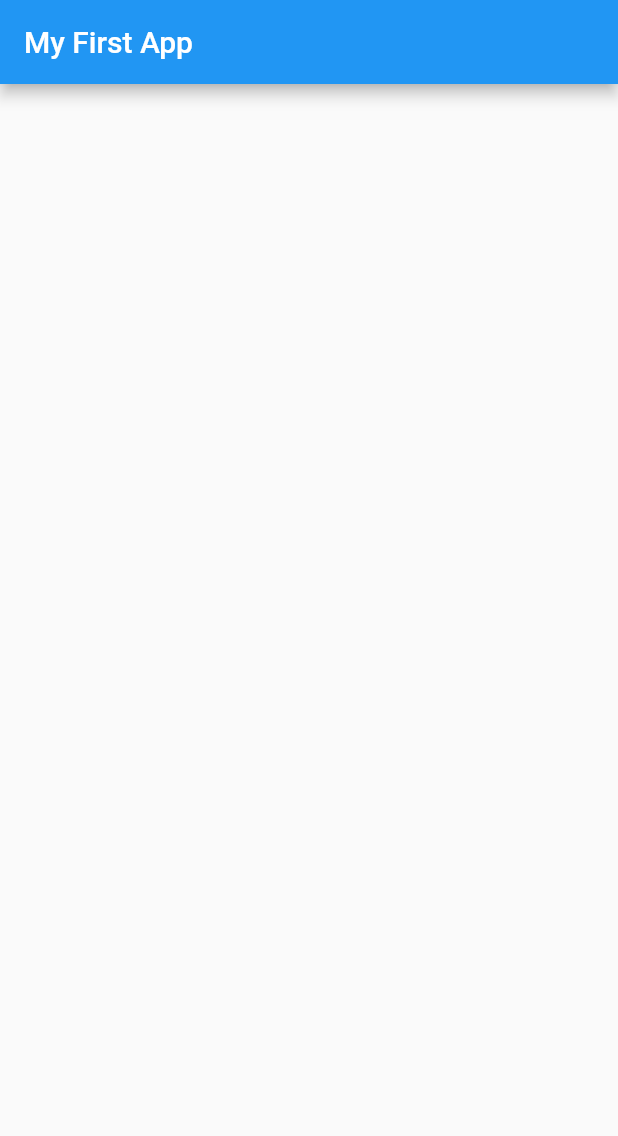
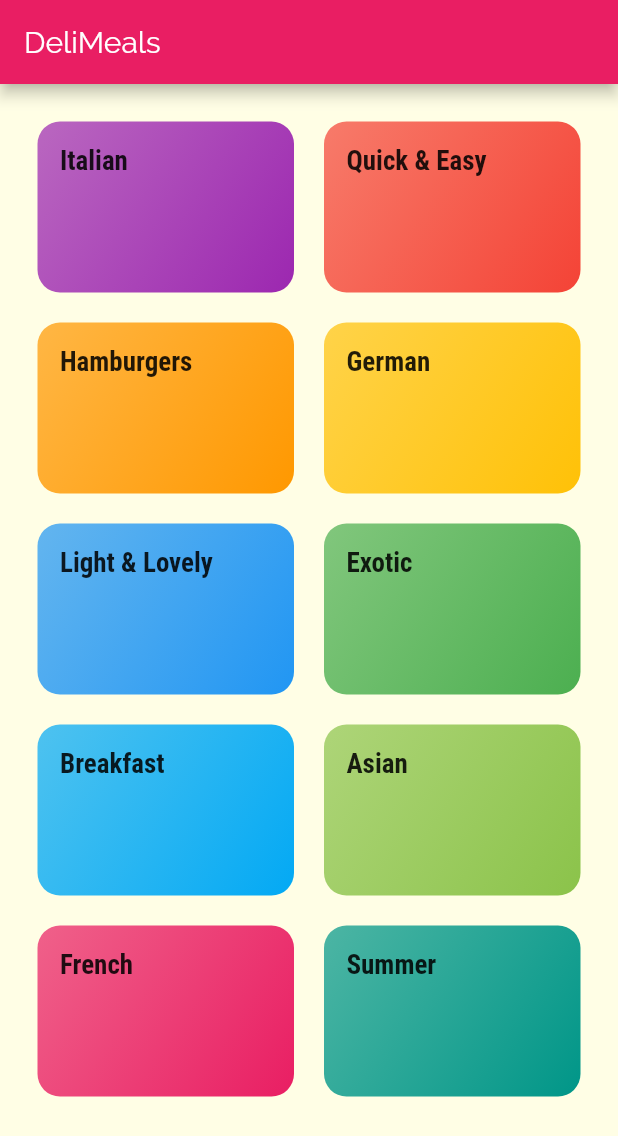
Before and after one commit to innocentTialo/flutter_complete_guide, a Flutter app: the screen it shows after launch, on a phone screen of 412 x 824 dp. Shown: the top 1136 px of the screen. Run offline on Flutter 3.47's test engine with Material 2 defaults, Android fonts, the phone set to English and light mode, and no system bars.

Commit message:
wow routing in flutter app is amazing!

```diff
--- /dev/null
+++ b/lib/categories_screen.dart
@@ -0,0 +1,27 @@
+import 'package:flutter/material.dart';
+import 'package:flutter_complete_guide/category_item.dart';
+import 'package:flutter_complete_guide/dummy_data.dart';
+
+class CategoriesScreen extends StatelessWidget {
+  @override
+  Widget build(BuildContext context) {
+    return Scaffold(
+      appBar: AppBar(
+        title: const Text('DeliMeals'),
+      ),
+      body: GridView(
+        padding: EdgeInsets.all(25),
+        children: DUMMY_CATEGORIES
+            .map(
+              (category) => CategoryItem(category: category),
+            )
+            .toList(),
+        gridDelegate: const SliverGridDelegateWithMaxCrossAxisExtent(
+            maxCrossAxisExtent: 200,
+            childAspectRatio: 3/2,
+            crossAxisSpacing: 20,
+            mainAxisSpacing: 20),
+      ),
+    );
+  }
+}
--- /dev/null
+++ b/lib/category_item.dart
@@ -0,0 +1,49 @@
+import 'package:flutter/material.dart';
+
+import './models/category.dart';
+
+class CategoryItem extends StatelessWidget {
+  final Category category;
+
+  const CategoryItem({Key key, this.category}) : super(key: key);
+
+  onSelectCategory(BuildContext context) {
+   /*  Navigator.of(context).push(
+      MaterialPageRoute(
+        builder: (_) {
+          return CategoryMealsScreen(
+            category: category,
+          );
+        },
+      ),
+    ); */
+    Navigator.of(context).pushNamed('/category-meals', arguments: {'category': category});
+  }
+
+  @override
+  Widget build(BuildContext context) {
+    return InkWell(
+      onTap: () => onSelectCategory(context),
+      borderRadius: BorderRadius.circular(15),
+      splashColor: Theme.of(context).primaryColor,
+      child: Container(
+        padding: const EdgeInsets.all(15),
+        child: Text(
+          category.title,
+          style: Theme.of(context).textTheme.title,
+        ),
+        decoration: BoxDecoration(
+          gradient: LinearGradient(
+            colors: [
+              category.color.withOpacity(0.7),
+              category.color,
+            ],
+            begin: Alignment.topLeft,
+            end: Alignment.bottomRight,
+          ),
+          borderRadius: BorderRadius.circular(15),
+        ),
+      ),
+    );
+  }
+}
--- /dev/null
+++ b/lib/category_meals_screen.dart
@@ -0,0 +1,22 @@
+import 'package:flutter/material.dart';
+import 'package:flutter_complete_guide/models/category.dart';
+
+class CategoryMealsScreen extends StatelessWidget {
+  // final Category category;
+
+  // const CategoryMealsScreen({@required this.category});
+  @override
+  Widget build(BuildContext context) {
+    final routeArgs =
+        ModalRoute.of(context).settings.arguments as Map<String, Category>;
+    final category = routeArgs['category'];
+    return Scaffold(
+      appBar: AppBar(
+        title: Text(category.title),
+      ),
+      body: Center(
+        child: Text('Category meals screen!'),
+      ),
+    );
+  }
+}
--- /dev/null
+++ b/lib/dummy_data.dart
@@ -0,0 +1,56 @@
+import 'package:flutter/material.dart';
+
+import './models/category.dart';
+
+const DUMMY_CATEGORIES = const [
+  Category(
+    id: 'c1',
+    title: 'Italian',
+    color: Colors.purple,
+  ),
+  Category(
+    id: 'c2',
+    title: 'Quick & Easy',
+    color: Colors.red,
+  ),
+  Category(
+    id: 'c3',
+    title: 'Hamburgers',
+    color: Colors.orange,
+  ),
+  Category(
+    id: 'c4',
+    title: 'German',
+    color: Colors.amber,
+  ),
+  Category(
+    id: 'c5',
+    title: 'Light & Lovely',
+    color: Colors.blue,
+  ),
+  Category(
+    id: 'c6',
+    title: 'Exotic',
+    color: Colors.green,
+  ),
+  Category(
+    id: 'c7',
+    title: 'Breakfast',
+    color: Colors.lightBlue,
+  ),
+  Category(
+    id: 'c8',
+    title: 'Asian',
+    color: Colors.lightGreen,
+  ),
+  Category(
+    id: 'c9',
+    title: 'French',
+    color: Colors.pink,
+  ),
+  Category(
+    id: 'c10',
+    title: 'Summer',
+    color: Colors.teal,
+  ),
+];
--- a/lib/main.dart
+++ b/lib/main.dart
@@ -1,25 +1,38 @@
 import 'package:flutter/material.dart';
+
+import './categories_screen.dart';
+import './category_meals_screen.dart';
 
 void main() => runApp(MyApp());
 
-class MyApp extends StatefulWidget {
-  @override
-  State<StatefulWidget> createState() {
-    return _MyAppState();
-  }
-}
-
-class _MyAppState extends State<MyApp> {
-
+class MyApp extends StatelessWidget {
   @override
   Widget build(BuildContext context) {
     return MaterialApp(
-      home: Scaffold(
-        appBar: AppBar(
-          title: Text('My First App'),
-        ),
-        body: Container()
+      title: 'DeliMeals',
+      theme: ThemeData(
+        primarySwatch: Colors.pink,
+        accentColor: Colors.amber,
+        canvasColor: Color.fromRGBO(255, 254, 229, 1),
+        fontFamily: 'Raleway',
+        textTheme: ThemeData.light().textTheme.copyWith(
+          body1: TextStyle(
+            color: Color.fromRGBO(20, 51, 51, 1),
+          ),
+          body2: TextStyle(
+            color: Color.fromRGBO(20, 51, 51, 1),
+          ),
+          title: TextStyle(
+            fontSize: 18,
+            fontFamily: 'RobotoCondensed',
+            fontWeight: FontWeight.bold,
+          )
+        )
       ),
+      home: CategoriesScreen(),
+      routes: {
+        '/category-meals': (context) => CategoryMealsScreen(),
+      },
     );
   }
 }
--- /dev/null
+++ b/lib/models/category.dart
@@ -0,0 +1,14 @@
+import 'package:flutter/cupertino.dart';
+import 'package:flutter/material.dart';
+
+class Category {
+  final String id;
+  final String title;
+  final Color color;
+
+  const Category({
+    @required this.id,
+    @required this.title,
+    this.color = Colors.orange,
+  });
+}
```
Also changed, not shown: pubspec.yaml (+17 -6 lines), assets/fonts/Raleway-Black.ttf (added), assets/fonts/Raleway-Bold.ttf (added), assets/fonts/Raleway-Regular.ttf (added), assets/fonts/RobotoCondensed-Bold.ttf (added), assets/fonts/RobotoCondensed-Italic.ttf (added), assets/fonts/RobotoCondensed-Light.ttf (added), assets/fonts/RobotoCondensed-Regular.ttf (added).
